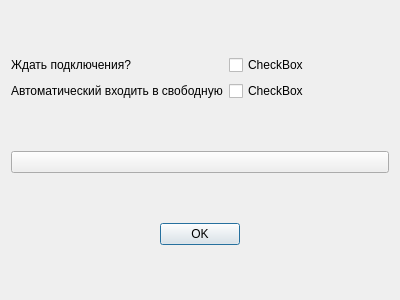
Qt form Nayda/connectiontoroomquestions.ui (Mar94oK/Nayda) before a commit.
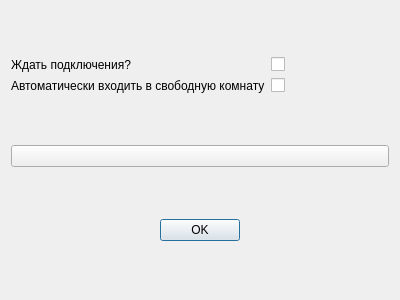
The same form after that commit.

```diff
--- a/Nayda/connectiontoroomquestions.ui
+++ b/Nayda/connectiontoroomquestions.ui
@@ -39,14 +39,14 @@
      <item row="0" column="1">
       <widget class="QCheckBox" name="chckBox_AgreeToWait">
        <property name="text">
-        <string>CheckBox</string>
+        <string/>
        </property>
       </widget>
      </item>
      <item row="1" column="1">
       <widget class="QCheckBox" name="chckBox_ConnectToAnyRoom">
        <property name="text">
-        <string>CheckBox</string>
+        <string/>
        </property>
       </widget>
      </item>
@@ -60,7 +60,7 @@
      <item row="1" column="0">
       <widget class="QLabel" name="lbl_ConnectToAnyRoom">
        <property name="text">
-        <string>Автоматический входить в свободную</string>
+        <string>Автоматически входить в свободную комнату</string>
        </property>
       </widget>
      </item>
```
Left out of the diff: 2 changed lines with no effect on the pictures.
